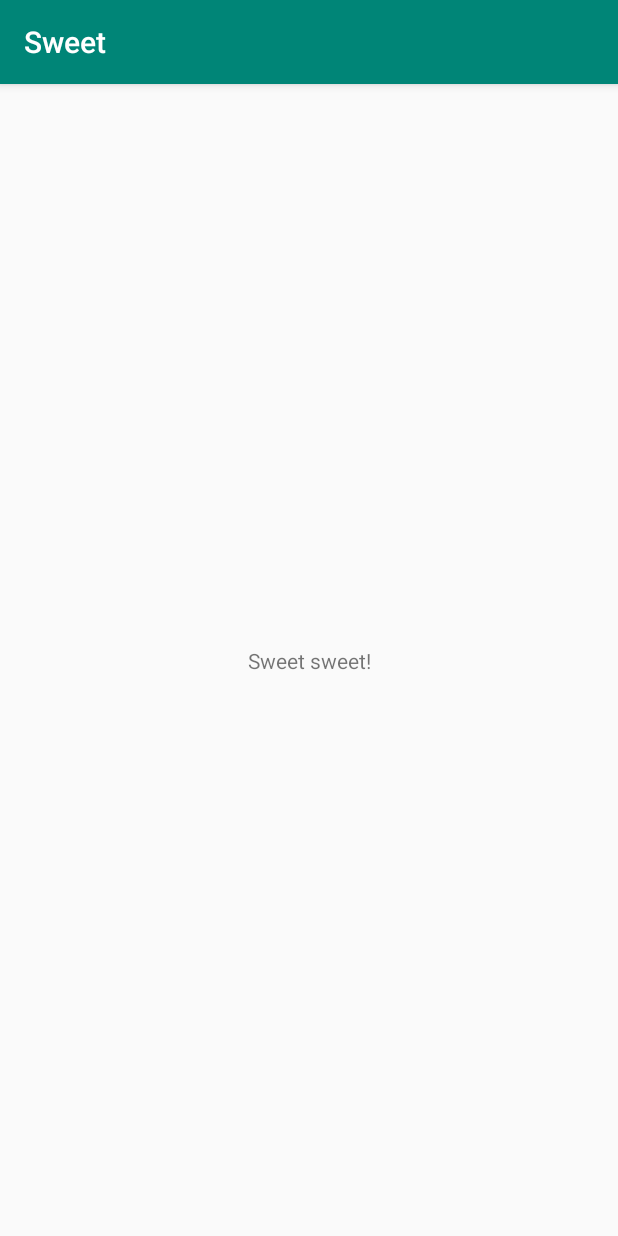
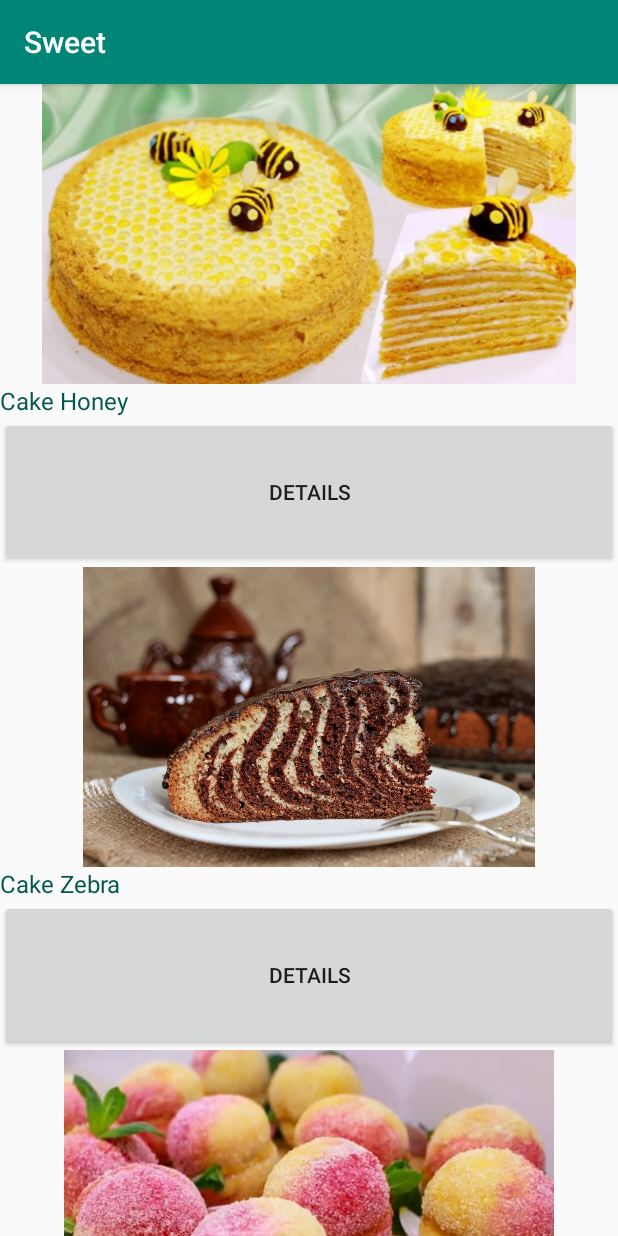
Before and after one commit to alexmaximovna/sweets, an Android app: the screen it shows after launch (MainActivity), on a phone screen of 412 x 824 dp. Run offline under Robolectric (Android 15) with nearby library versions, the phone set to English and light mode, and no system bars.

Commit message:
Adding images and description

```diff
--- a/app/src/main/res/layout/activity_main.xml
+++ b/app/src/main/res/layout/activity_main.xml
@@ -5,14 +5,87 @@
     android:layout_width="match_parent"
     android:layout_height="match_parent"
     tools:context=".MainActivity">
+    <ScrollView
+        android:layout_width="match_parent"
+        android:layout_height="wrap_content"
+        android:fillViewport="false"
+        tools:ignore="MissingConstraints">
+        <LinearLayout
+            android:layout_width="wrap_content"
+            android:layout_height="match_parent"
+            android:orientation="vertical">
 
-    <TextView
-        android:layout_width="wrap_content"
-        android:layout_height="wrap_content"
-        android:text="@string/sweet_sweet"
-        app:layout_constraintBottom_toBottomOf="parent"
-        app:layout_constraintLeft_toLeftOf="parent"
-        app:layout_constraintRight_toRightOf="parent"
-        app:layout_constraintTop_toTopOf="parent" />
+
+            <ImageView
+                android:id="@+id/honey"
+                android:layout_width="match_parent"
+                android:layout_height="200dp"
+                android:background="#00000000"
+                android:src="@drawable/honey" />
+            <TextView
+                android:layout_width="match_parent"
+                android:layout_height="wrap_content"
+                android:textSize="16sp"
+                android:textColor="@color/colorPrimaryDark"
+                android:text="@string/cake_honey"/>
+            <Button
+                android:id="@+id/honey_details"
+                android:layout_width="match_parent"
+                android:layout_height="100dp"
+                android:layout_gravity="center"
+                android:text="Details" />
+            <ImageView
+                android:id="@+id/zebra"
+                android:layout_width="match_parent"
+                android:layout_height="200dp"
+                android:background="#00000000"
+                android:src="@drawable/zebra"
+                android:contentDescription="@string/cake_zebra" />
+            <TextView
+                android:layout_width="match_parent"
+                android:layout_height="wrap_content"
+                android:textSize="16sp"
+                android:textColor="@color/colorPrimaryDark"
+                android:text="@string/cake_zebra"/>
+            <Button
+                android:id="@+id/zebra_details"
+                android:layout_width="match_parent"
+                android:layout_height="100dp"
+                android:layout_gravity="center"
+                android:text="Details" />
+            <ImageView
+                    android:id="@+id/peaches"
+                    android:layout_width="match_parent"
+                    android:layout_height="200dp"
+                    android:background="#00000000"
+                    android:src="@drawable/peaches"/>
+            <TextView
+                android:layout_width="match_parent"
+                android:layout_height="wrap_content"
+                android:textSize="16sp"
+                android:textColor="@color/colorPrimaryDark"
+                android:text="@string/cake_peaches"/>
+            <Button
+                android:id="@+id/peaches_details"
+                android:layout_width="match_parent"
+                android:layout_height="100dp"
+                android:layout_gravity="center"
+                android:text="Details" />
+
+        </LinearLayout>
+    </ScrollView>
+
+<!--    <TextView-->
+<!--        android:layout_width="wrap_content"-->
+<!--        android:layout_height="wrap_content"-->
+<!--        android:text="@string/sweet_sweet"-->
+<!--        app:layout_constraintBottom_toBottomOf="parent"-->
+<!--        app:layout_constraintLeft_toLeftOf="parent"-->
+<!--        app:layout_constraintRight_toRightOf="parent"-->
+<!--        app:layout_constraintTop_toTopOf="parent" />-->
+
+
+
+
 
 </androidx.constraintlayout.widget.ConstraintLayout>
--- a/app/src/main/res/values/strings.xml
+++ b/app/src/main/res/values/strings.xml
@@ -1,4 +1,7 @@
 <resources>
     <string name="app_name">Sweet</string>
     <string name="sweet_sweet">Sweet sweet!</string>
+    <string name="cake_zebra">Cake Zebra</string>
+    <string name="cake_honey">Cake Honey</string>
+    <string name="cake_peaches">Cake Peaches</string>
 </resources>
```
Also changed, not shown: app/src/main/res/drawable/honey.jpg (added), app/src/main/res/drawable/peaches.jpg (added), app/src/main/res/drawable/zebra.jpg (added).
